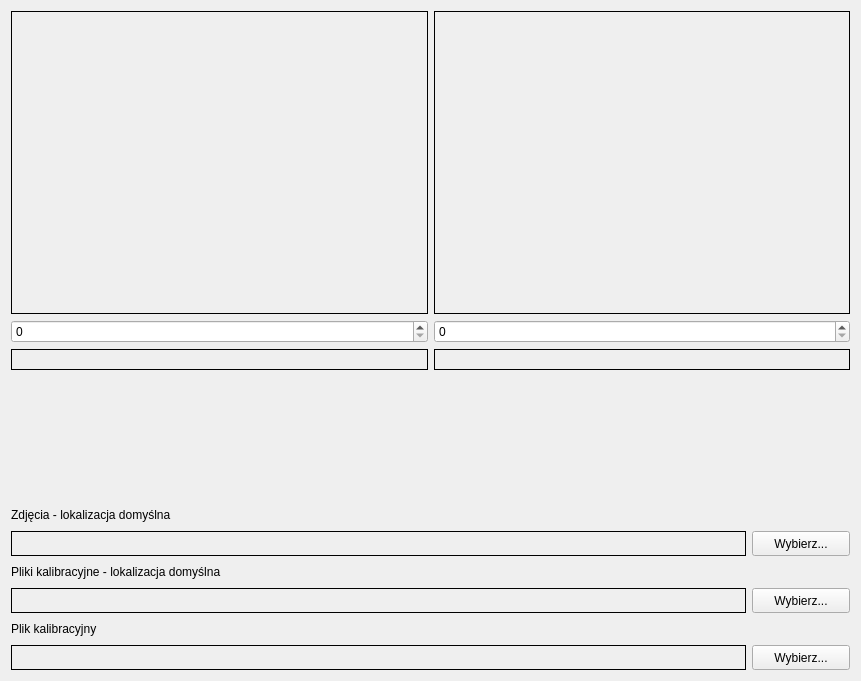
Above: StereoVision/widgetsettings.ui from dzikipasterz/StareoVision before the change. Below: the same form after it.
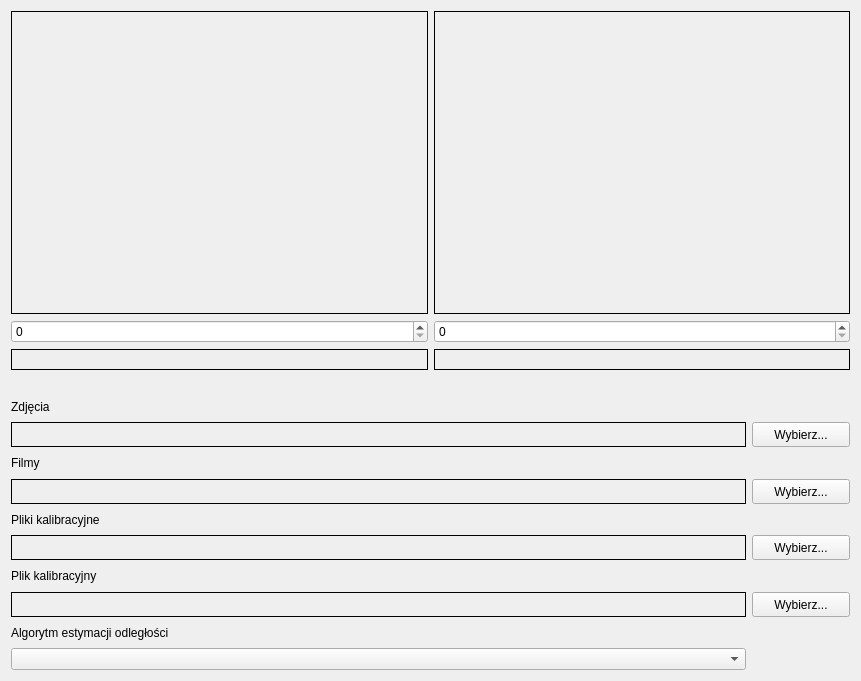
That is the form after the change.

Commit message: file dialogs dodane

Patch:
```diff
--- a/StereoVision/widgetsettings.ui
+++ b/StereoVision/widgetsettings.ui
@@ -169,15 +169,15 @@
      <property name="sizeHint" stdset="0">
       <size>
        <width>20</width>
-       <height>129</height>
+       <height>21</height>
       </size>
      </property>
     </spacer>
    </item>
    <item>
     <layout class="QGridLayout" name="gridLayout_5">
-     <item row="5" column="0">
-      <widget class="QLabel" name="labelCalibFileDescription">
+     <item row="8" column="0">
+      <widget class="QLabel" name="labelCalibFileLabel">
        <property name="maximumSize">
         <size>
          <width>16777215</width>
@@ -189,8 +189,8 @@
        </property>
       </widget>
      </item>
-     <item row="2" column="1">
-      <widget class="QPushButton" name="pushButtonSelectDirectory">
+     <item row="3" column="1">
+      <widget class="QPushButton" name="pushButtonSelectPicDir">
        <property name="minimumSize">
         <size>
          <width>0</width>
@@ -208,7 +208,17 @@
        </property>
       </widget>
      </item>
-     <item row="6" column="1">
+     <item row="11" column="0">
+      <widget class="QComboBox" name="comboBoxAlgorithm">
+       <property name="editable">
+        <bool>false</bool>
+       </property>
+       <property name="currentText">
+        <string/>
+       </property>
+      </widget>
+     </item>
+     <item row="9" column="1">
       <widget class="QPushButton" name="pushButtonSelectCalibFile">
        <property name="minimumSize">
         <size>
@@ -227,8 +237,8 @@
        </property>
       </widget>
      </item>
-     <item row="1" column="0">
-      <widget class="QLabel" name="labelSavePictDirDescription">
+     <item row="2" column="0">
+      <widget class="QLabel" name="labelSavePictDirLabel">
        <property name="maximumSize">
         <size>
          <width>16777215</width>
@@ -236,11 +246,11 @@
         </size>
        </property>
        <property name="text">
-        <string>Zdjęcia - lokalizacja domyślna</string>
+        <string>Zdjęcia</string>
        </property>
       </widget>
      </item>
-     <item row="6" column="0">
+     <item row="9" column="0">
       <widget class="QLabel" name="labelCalibFile">
        <property name="minimumSize">
         <size>
@@ -262,42 +272,96 @@
        </property>
       </widget>
      </item>
+     <item row="7" column="1">
+      <widget class="QPushButton" name="pushButtonSelectCalibDir">
+       <property name="minimumSize">
+        <size>
+         <width>0</width>
+         <height>25</height>
+        </size>
+       </property>
+       <property name="maximumSize">
+        <size>
+         <width>100</width>
+         <height>25</height>
+        </size>
+       </property>
+       <property name="text">
+        <string>Wybierz...</string>
+       </property>
+      </widget>
+     </item>
+     <item row="6" column="0">
+      <widget class="QLabel" name="labelCalibFilesLabel">
+       <property name="maximumSize">
+        <size>
+         <width>16777215</width>
+         <height>25</height>
+        </size>
+       </property>
+       <property name="text">
+        <string>Pliki kalibracyjne</string>
+       </property>
+      </widget>
+     </item>
+     <item row="5" column="0">
+      <widget class="QLabel" name="labelSaveMovDir">
+       <property name="minimumSize">
+        <size>
+         <width>735</width>
+         <height>25</height>
+        </size>
+       </property>
+       <property name="maximumSize">
+        <size>
+         <width>12000</width>
+         <height>25</height>
+        </size>
+       </property>
+       <property name="frameShape">
+        <enum>QFrame::Box</enum>
+       </property>
+       <property name="text">
+        <string/>
+       </property>
+      </widget>
+     </item>
+     <item row="7" column="0">
+      <widget class="QLabel" name="labelCalibFilesDir">
+       <property name="minimumSize">
+        <size>
+         <width>735</width>
+         <height>25</height>
+        </size>
+       </property>
+       <property name="maximumSize">
+        <size>
+         <width>12000</width>
+         <height>25</height>
+        </size>
+       </property>
+       <property name="frameShape">
+        <enum>QFrame::Box</enum>
+       </property>
+       <property name="text">
+        <string/>
+       </property>
+      </widget>
+     </item>
+     <item row="10" column="0">
+      <widget class="QLabel" name="labelAlgorithmLabel">
+       <property name="maximumSize">
+        <size>
+         <width>16777215</width>
+         <height>25</height>
+        </size>
+       </property>
+       <property name="text">
+        <string>Algorytm estymacji odległości</string>
+       </property>
+      </widget>
+     </item>
      <item row="3" column="0">
-      <widget class="QLabel" name="labelCalibFilesDescription">
-       <property name="maximumSize">
-        <size>
-         <width>16777215</width>
-         <height>25</height>
-        </size>
-       </property>
-       <property name="text">
-        <string>Pliki kalibracyjne - lokalizacja domyślna</string>
-       </property>
-      </widget>
-     </item>
-     <item row="4" column="0">
-      <widget class="QLabel" name="labelCalibFile_2">
-       <property name="minimumSize">
-        <size>
-         <width>735</width>
-         <height>25</height>
-        </size>
-       </property>
-       <property name="maximumSize">
-        <size>
-         <width>12000</width>
-         <height>25</height>
-        </size>
-       </property>
-       <property name="frameShape">
-        <enum>QFrame::Box</enum>
-       </property>
-       <property name="text">
-        <string/>
-       </property>
-      </widget>
-     </item>
-     <item row="2" column="0">
       <widget class="QLabel" name="labelSavePictDir">
        <property name="minimumSize">
         <size>
@@ -319,8 +383,21 @@
        </property>
       </widget>
      </item>
-     <item row="4" column="1">
-      <widget class="QPushButton" name="pushButtonSelectCalibDir">
+     <item row="4" column="0">
+      <widget class="QLabel" name="labelSaveMovDirLabel">
+       <property name="maximumSize">
+        <size>
+         <width>16777215</width>
+         <height>25</height>
+        </size>
+       </property>
+       <property name="text">
+        <string>Filmy</string>
+       </property>
+      </widget>
+     </item>
+     <item row="5" column="1">
+      <widget class="QPushButton" name="pushButtonSelectMovDir">
        <property name="minimumSize">
         <size>
          <width>0</width>
```
The commit also changes 6 other files.
